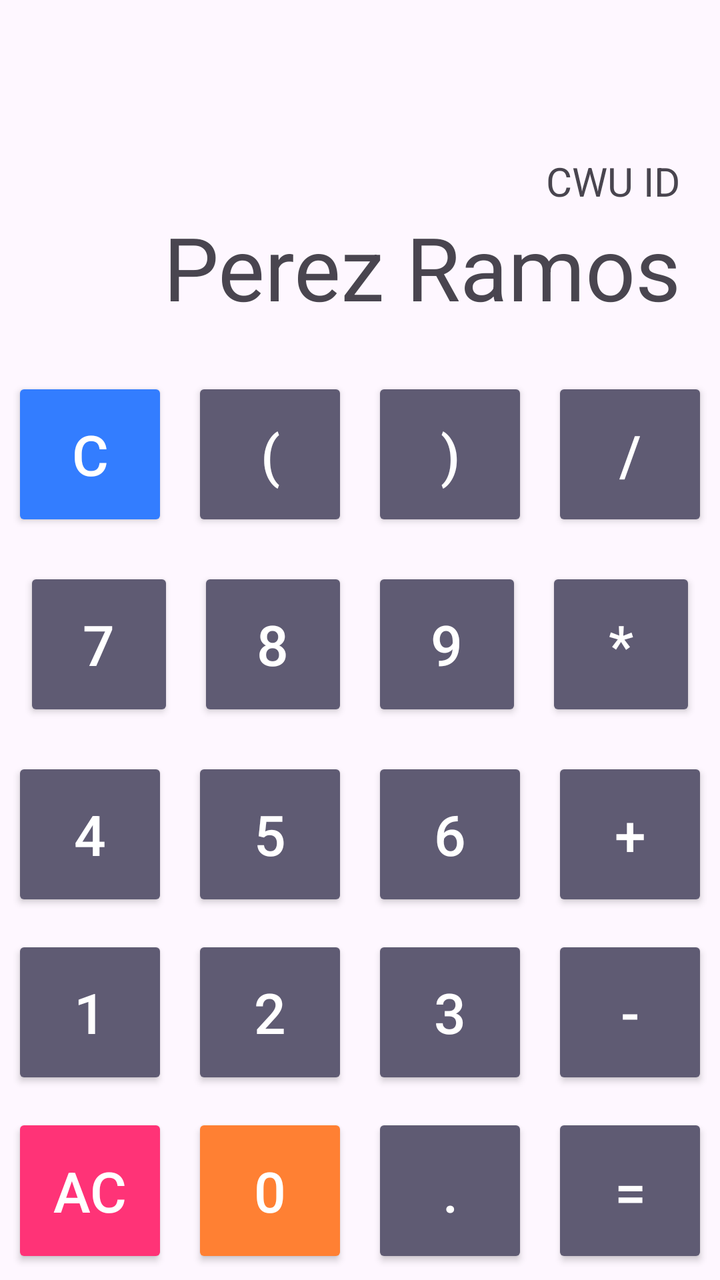
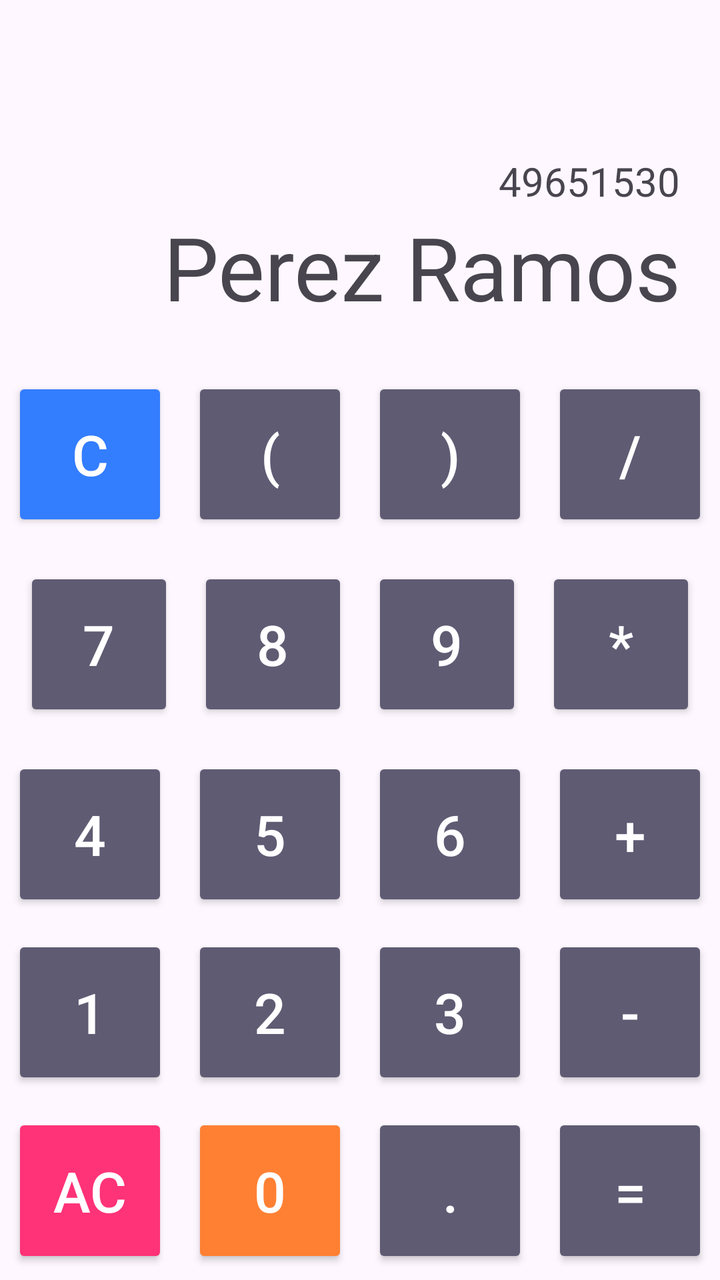

Screens rendered from an Android XML layout before and after an edit, with the pre-edit source and the edit as a unified diff.
<!-- AndroidManifest.xml: application theme Theme.CalculatorApp -->
<!-- res/layout/activity_main.xml -->
<?xml version="1.0" encoding="utf-8"?>
<LinearLayout xmlns:android="http://schemas.android.com/apk/res/android"
    xmlns:app="http://schemas.android.com/apk/res-auto"
    xmlns:tools="http://schemas.android.com/tools"
    android:id="@+id/main"
    android:layout_width="match_parent"
    android:layout_height="match_parent"
    android:orientation="vertical"
    tools:context=".MainActivity">

    
    <LinearLayout

        android:layout_width="match_parent"
        android:layout_height="0dp"
        android:layout_weight="2"
        android:gravity="bottom|end"
        android:orientation="vertical"
        android:padding="20dp">

        <TextView
            android:id="@+id/tvExpression"
            android:layout_width="match_parent"
            android:layout_height="wrap_content"
            android:gravity="end"
            android:text="CWU ID"
            android:textSize="20sp" />

        <TextView
            android:id="@+id/tvResult"
            android:layout_width="match_parent"
            android:layout_height="wrap_content"
            android:gravity="end"
            android:text="Perez Ramos"
            android:textSize="44sp" />
    </LinearLayout>

    
    <LinearLayout
        android:layout_width="match_parent"
        android:layout_height="0dp"
        android:layout_weight="5"
        android:orientation="vertical">

        
        <LinearLayout
            android:layout_width="match_parent"
            android:layout_height="0dp"
            android:layout_weight="1"
            android:orientation="horizontal">

            <Button
                style="@style/Calc.Button"
                android:id="@+id/btnC"
                android:layout_width="0dp"
                android:layout_height="match_parent"
                android:layout_weight="1"
                app:backgroundTint="#337DFF"
                android:text="C" />

            <Button
                style="@style/Calc.Button"
                android:id="@+id/btnOpen"
                android:layout_width="0dp"
                android:layout_height="match_parent"
                android:layout_weight="1"
                android:text="(" />

            <Button
                style="@style/Calc.Button"
                android:id="@+id/btnClose"
                android:layout_width="0dp"
                android:layout_height="match_parent"
                android:layout_weight="1"
                android:text=")" />

            <Button
                style="@style/Calc.Button"
                android:id="@+id/btnDiv"
                android:layout_width="0dp"
                android:layout_height="match_parent"
                android:layout_weight="1"
                android:text="/" />
        </LinearLayout>

        

        <LinearLayout
            style="@style/Calc.Button"
            android:layout_width="match_parent"
            android:layout_height="0dp"
            android:layout_weight="1"
            android:orientation="horizontal">

            <Button
                style="@style/Calc.Button"
                android:id="@+id/btn7"
                android:layout_width="0dp"
                android:layout_height="match_parent"
                android:layout_weight="1"
                android:text="7" />

            <Button
                style="@style/Calc.Button"
                android:id="@+id/btn8"
                android:layout_width="0dp"
                android:layout_height="match_parent"
                android:layout_weight="1"
                android:text="8" />

            <Button
                style="@style/Calc.Button"
                android:id="@+id/btn9"
                android:layout_width="0dp"
                android:layout_height="match_parent"
                android:layout_weight="1"
                android:text="9" />

            <Button
                style="@style/Calc.Button"
                android:id="@+id/btnTimes"
                android:layout_width="0dp"
                android:layout_height="match_parent"
                android:layout_weight="1"
                android:text="*" />
        </LinearLayout>



        
        <LinearLayout
            android:layout_width="match_parent"
            android:layout_height="0dp"
            android:layout_weight="1"
            android:orientation="horizontal">

            <Button
                style="@style/Calc.Button"
                android:id="@+id/btn4"
                android:layout_width="0dp"
                android:layout_height="match_parent"
                android:layout_weight="1"
                android:text="4" />

            <Button
                style="@style/Calc.Button"
                android:id="@+id/btn5"
                android:layout_width="0dp"
                android:layout_height="match_parent"
                android:layout_weight="1"
                android:text="5" />

            <Button
                style="@style/Calc.Button"
                android:id="@+id/btn6"
                android:layout_width="0dp"
                android:layout_height="match_parent"
                android:layout_weight="1"
                android:text="6" />

            <Button
                style="@style/Calc.Button"
                android:id="@+id/btnPlus"
                android:layout_width="0dp"
                android:layout_height="match_parent"
                android:layout_weight="1"
                android:text="+" />
        </LinearLayout>



        
        <LinearLayout
            android:layout_width="match_parent"
            android:layout_height="0dp"
            android:layout_weight="1"
            android:orientation="horizontal">

            <Button
                style="@style/Calc.Button"
                android:id="@+id/btn1"
                android:layout_width="0dp"
                android:layout_height="match_parent"
                android:layout_weight="1"
                android:text="1" />

            <Button
                style="@style/Calc.Button"
                android:id="@+id/btn2"
                android:layout_width="0dp"
                android:layout_height="match_parent"
                android:layout_weight="1"
                android:text="2" />

            <Button
                style="@style/Calc.Button"
                android:id="@+id/btn3"
                android:layout_width="0dp"
                android:layout_height="match_parent"
                android:layout_weight="1"
                android:text="3" />

            <Button
                style="@style/Calc.Button"
                android:id="@+id/btnMinus"
                android:layout_width="0dp"
                android:layout_height="match_parent"
                android:layout_weight="1"
                android:text="-" />
        </LinearLayout>


        
        <LinearLayout
            android:layout_width="match_parent"
            android:layout_height="0dp"
            android:layout_weight="1"
            android:orientation="horizontal">

            <Button
                style="@style/Calc.Button"
                android:id="@+id/btnAc"
                android:layout_width="0dp"
                android:layout_height="match_parent"
                android:layout_weight="1"
                app:backgroundTint="#FF3377"
                android:text="AC" />

            <Button
                style="@style/Calc.Button"
                android:id="@+id/btn0"
                android:layout_width="0dp"
                android:layout_height="match_parent"
                android:layout_weight="1"
                app:backgroundTint="#FF8033"
                android:text="0" />

            <Button
                style="@style/Calc.Button"
                android:id="@+id/btnDot"
                android:layout_width="0dp"
                android:layout_height="match_parent"
                android:layout_weight="1"
                android:text="." />

            <Button
                style="@style/Calc.Button"
                android:id="@+id/btnEqual"
                android:layout_width="0dp"
                android:layout_height="match_parent"
                android:layout_weight="1"
                android:text="=" />
        </LinearLayout>

    </LinearLayout>
</LinearLayout>
<!-- resources referenced by this layout -->
<resources>
  <style name="Calc.Button" parent="">
          <item name="android:layout_margin">6dp</item>
          <item name="android:textSize">28sp</item>
          <item name="android:textColor">#FFFFFF</item>
          <item name="android:insetTop">0dp</item>
          <item name="android:insetBottom">0dp</item>
          <item name="android:padding">0dp</item>
          <item name="android:minWidth">0dp</item>
          <item name="android:minHeight">0dp</item>
          <item name="cornerRadius">24dp</item>
          <item name="backgroundTint">#5F5B73</item>
      </style>
  <style name="Theme.CalculatorApp" parent="Base.Theme.CalculatorApp" />
  <style name="Base.Theme.CalculatorApp" parent="Theme.Material3.DayNight.NoActionBar">
          
          
      </style>
</resources>

<!-- the commit's change to res/layout/activity_main.xml (unified diff, before → after) -->
@@ -23,7 +23,7 @@
             android:layout_width="match_parent"
             android:layout_height="wrap_content"
             android:gravity="end"
-            android:text="CWU ID"
+            android:text="49651530"
             android:textSize="20sp" />
 
         <TextView
